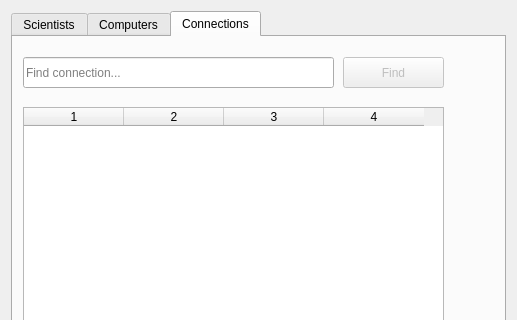
The window that VLNvika3/listoptions.ui (Gylfian/VLN-vika-3) describes before a commit, drawn with Qt 5; both pictures show x 0 to 517 and y 0 to 320 of the 517 by 642 pixel window.
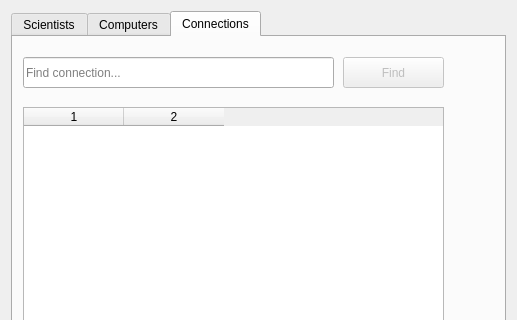
The same window after the commit. The open tabs and pages were chosen to show the change.

What changed in the file:
```diff
--- a/VLNvika3/listoptions.ui
+++ b/VLNvika3/listoptions.ui
@@ -356,7 +356,7 @@
         <number>5</number>
        </property>
        <property name="columnCount">
-        <number>4</number>
+        <number>2</number>
        </property>
        <attribute name="horizontalHeaderDefaultSectionSize">
         <number>100</number>
@@ -374,8 +374,6 @@
        <row/>
        <column/>
        <column/>
-       <column/>
-       <column/>
       </widget>
       <widget class="QLineEdit" name="findConnLineEdit">
        <property name="geometry">
```
Left out of the diff: 2 changed lines with no effect on the pictures.
